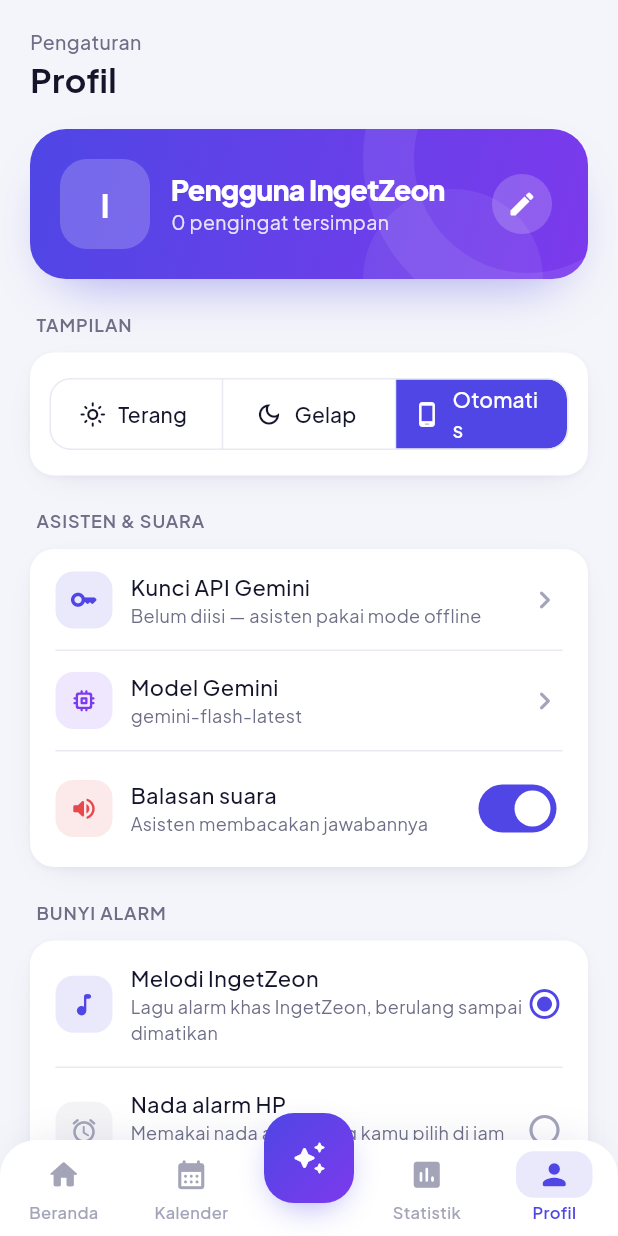
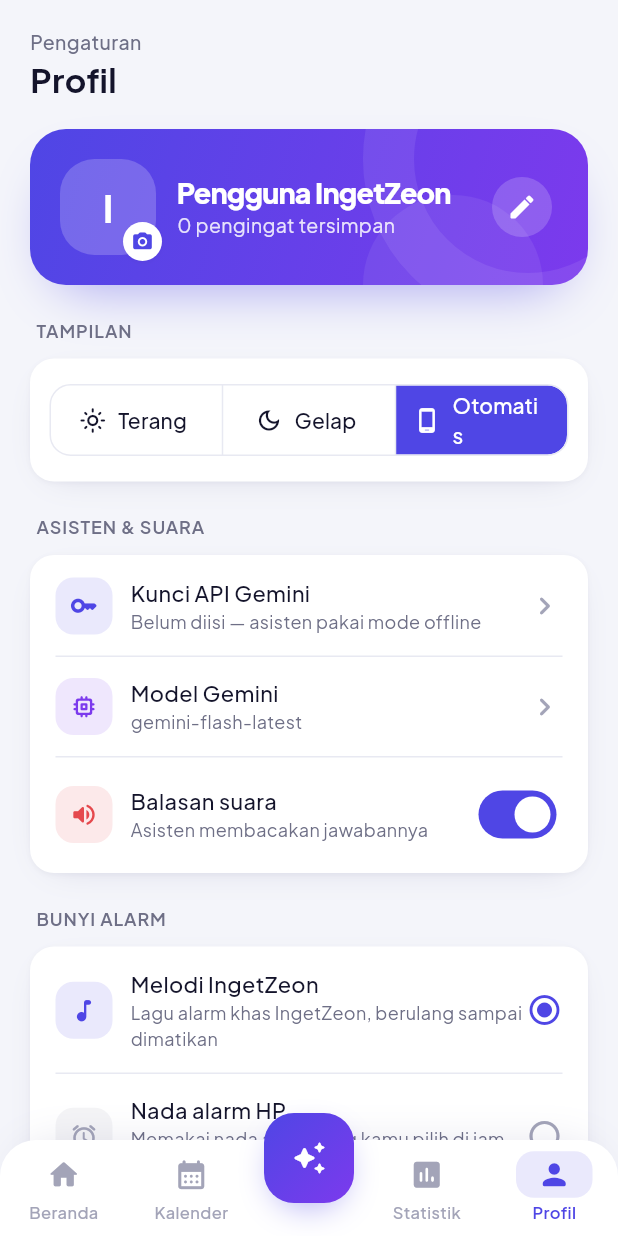
Before and after one commit to scameer42-droid/ingetzeon, a Flutter app: the screen it shows after launch, after a tap on an icon or button, on a phone screen of 412 x 824 dp. Run offline on Flutter 3.47's test engine with Material 3 defaults, Android fonts, the phone set to English and light mode, and no system bars; our stand-ins replace barcode_widget, fl_chart, flutter_local_notifications, flutter_riverpod, flutter_tts, google_fonts and 6 more; missing offline and left inert: mobile_scanner; accounts and stored records are empty; statements that could not run were skipped.

Commit message:
Foto profil sendiri (kamera/galeri) di APK & website
Co-Authored-By: Claude Opus 5.5 <noreply@anthropic.com>
Claude-Session: https://claude.ai/code/session_015TuBiXJdxGbh19vDDeuh4h

```diff
--- a/lib/presentation/screens/home_screen.dart
+++ b/lib/presentation/screens/home_screen.dart
@@ -59,14 +59,7 @@ class HomeScreen extends ConsumerWidget {
               ),
               GestureDetector(
                 onTap: () => onGoTo(3),
-                child: Container(
-                  width: 42,
-                  height: 42,
-                  decoration: BoxDecoration(gradient: AppColors.gradient, borderRadius: BorderRadius.circular(16), boxShadow: context.glowShadow),
-                  alignment: Alignment.center,
-                  child: Text((name.isEmpty ? 'I' : name[0]).toUpperCase(),
-                      style: const TextStyle(color: Colors.white, fontWeight: FontWeight.w700, fontSize: 18)),
-                ),
+                child: UserAvatar(name: name, path: ref.watch(settingsProvider).avatarPath, size: 46),
               ),
             ],
           ),
--- a/lib/presentation/screens/profile_screen.dart
+++ b/lib/presentation/screens/profile_screen.dart
@@ -8,6 +8,7 @@ import '../../providers/reminder_provider.dart';
 import '../../providers/settings_provider.dart';
 import '../../services/ai_service.dart';
 import '../../services/notification_service.dart';
+import '../../services/photo_service.dart';
 import '../widgets/common.dart';
 import 'cycle_screen.dart';
 
@@ -56,13 +57,21 @@ class _ProfileScreenState extends ConsumerState<ProfileScreen> {
           const SizedBox(height: 18),
           MeshCard(
             child: Row(children: [
-              Container(
-                width: 60,
-                height: 60,
-                decoration: BoxDecoration(color: Colors.white.withValues(alpha: .2), borderRadius: BorderRadius.circular(18)),
-                alignment: Alignment.center,
-                child: Text((s.name.isEmpty ? 'I' : s.name[0]).toUpperCase(),
-                    style: const TextStyle(color: Colors.white, fontSize: 22, fontWeight: FontWeight.w700)),
+              GestureDetector(
+                onTap: () => _changeAvatar(s.avatarPath.isNotEmpty),
+                child: Stack(clipBehavior: Clip.none, children: [
+                  UserAvatar(name: s.name, path: s.avatarPath, size: 64, onGradient: true),
+                  Positioned(
+                    right: -4,
+                    bottom: -4,
+                    child: Container(
+                      width: 26,
+                      height: 26,
+                      decoration: BoxDecoration(color: Colors.white, shape: BoxShape.circle, boxShadow: context.softShadow),
+                      child: const Icon(Icons.photo_camera_rounded, size: 15, color: AppColors.primary),
+                    ),
+                  ),
+                ]),
               ),
               const SizedBox(width: 14),
               Expanded(
@@ -297,6 +306,54 @@ class _ProfileScreenState extends ConsumerState<ProfileScreen> {
     );
   }
 
+  /// Pilih foto profil dari kamera / galeri, atau hapus.
+  Future<void> _changeAvatar(bool hasPhoto) async {
+    final choice = await showModalBottomSheet<String>(
+      context: context,
+      showDragHandle: true,
+      builder: (ctx) => SafeArea(
+        child: Column(mainAxisSize: MainAxisSize.min, children: [
+          const Padding(
+            padding: EdgeInsets.only(bottom: 8),
+            child: Text('Foto profil', style: TextStyle(fontSize: 17, fontWeight: FontWeight.w700)),
+          ),
+          ListTile(
+            leading: const Icon(Icons.photo_camera_rounded, color: AppColors.primary),
+            title: const Text('Ambil foto (selfie)'),
+            onTap: () => Navigator.pop(ctx, 'camera'),
+          ),
+          ListTile(
+            leading: const Icon(Icons.photo_library_rounded, color: AppColors.primary),
+            title: const Text('Pilih dari galeri'),
+            onTap: () => Navigator.pop(ctx, 'gallery'),
+          ),
+          if (hasPhoto)
+            ListTile(
+              leading: const Icon(Icons.delete_outline_rounded, color: Colors.redAccent),
+              title: const Text('Hapus foto', style: TextStyle(color: Colors.redAccent)),
+              onTap: () => Navigator.pop(ctx, 'delete'),
+            ),
+          const SizedBox(height: 8),
+        ]),
+      ),
+    );
+    if (choice == null || !mounted) return;
+    final notifier = ref.read(settingsProvider.notifier);
+    if (choice == 'delete') {
+      await notifier.setAvatar(null);
+      if (mounted) showToast(context, 'Foto profil dihapus');
+      return;
+    }
+    try {
+      final path = await PhotoService.instance.pick(camera: choice == 'camera', maxSize: 600, front: true);
+      if (path == null) return;
+      await notifier.setAvatar(path);
+      if (mounted) showToast(context, 'Foto profil diperbarui ✨');
+    } catch (_) {
+      if (mounted) showToast(context, choice == 'camera' ? 'Kamera tidak bisa dibuka — cek izin kamera' : 'Galeri tidak bisa dibuka');
+    }
+  }
+
   Widget _groupTitle(String t) => Padding(
         padding: const EdgeInsets.fromLTRB(4, 22, 4, 10),
         child: Text(t.toUpperCase(),
--- a/lib/presentation/widgets/common.dart
+++ b/lib/presentation/widgets/common.dart
@@ -1,3 +1,5 @@
+import 'dart:io';
+
 import 'package:flutter/material.dart';
 import 'package:google_fonts/google_fonts.dart';
 
@@ -276,3 +278,42 @@ class MeshCard extends StatelessWidget {
     );
   }
 }
+
+
+/// Foto profil pengguna; bila belum ada foto, tampil inisial nama di atas gradasi.
+class UserAvatar extends StatelessWidget {
+  const UserAvatar({super.key, required this.name, required this.path, this.size = 42, this.radius, this.onGradient = false});
+  final String name;
+  final String path;
+  final double size;
+  final double? radius;
+
+  /// true bila diletakkan di atas kartu gradasi (latar inisial jadi transparan putih).
+  final bool onGradient;
+
+  @override
+  Widget build(BuildContext context) {
+    final r = BorderRadius.circular(radius ?? size * .36);
+    final hasPhoto = path.isNotEmpty && File(path).existsSync();
+    return Container(
+      width: size,
+      height: size,
+      decoration: BoxDecoration(
+        gradient: hasPhoto || onGradient ? null : AppColors.gradient,
+        color: onGradient && !hasPhoto ? Colors.white.withValues(alpha: .2) : null,
+        borderRadius: r,
+        border: hasPhoto ? Border.all(color: Colors.white.withValues(alpha: onGradient ? .7 : 1), width: 2) : null,
+        boxShadow: onGradient ? null : context.glowShadow,
+      ),
+      clipBehavior: Clip.antiAlias,
+      alignment: Alignment.center,
+      child: hasPhoto
+          ? Image.file(File(path), width: size, height: size, fit: BoxFit.cover, gaplessPlayback: true,
+              errorBuilder: (_, __, ___) => _initial())
+          : _initial(),
+    );
+  }
+
+  Widget _initial() => Text((name.trim().isEmpty ? 'I' : name.trim()[0]).toUpperCase(),
+      style: TextStyle(color: Colors.white, fontWeight: FontWeight.w700, fontSize: size * .4));
+}
```
Also changed, not shown: lib/providers/settings_provider.dart (+16 -1 lines), lib/services/photo_service.dart (+4 -3 lines), 2 other files.
